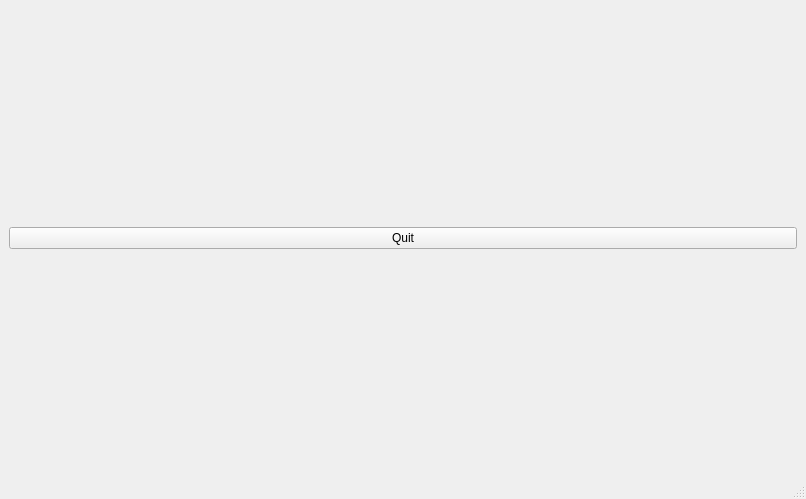
The window that from_scratch/mainwindow.ui (AxelBruyere/4A_cpp) describes before a commit, drawn with Qt 5.
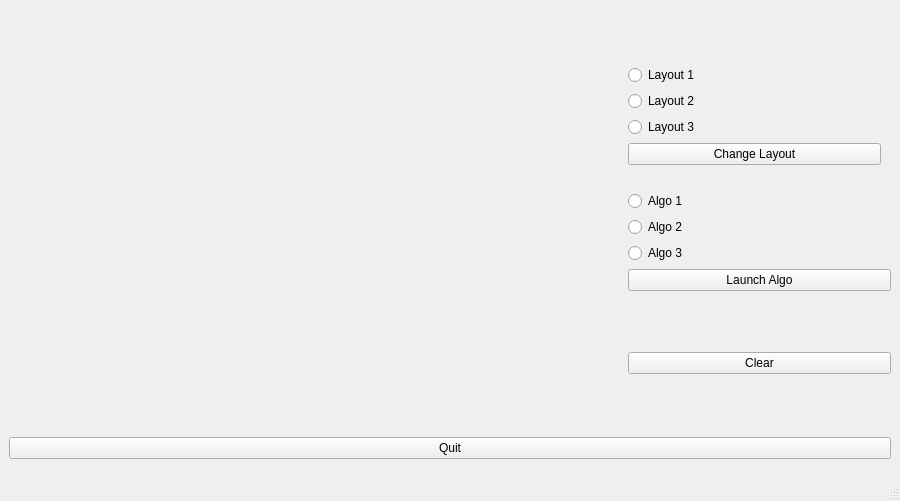
The same window after the commit.

```diff
--- a/from_scratch/mainwindow.ui
+++ b/from_scratch/mainwindow.ui
@@ -6,25 +6,135 @@
    <rect>
     <x>0</x>
     <y>0</y>
-    <width>806</width>
-    <height>499</height>
+    <width>900</width>
+    <height>501</height>
    </rect>
   </property>
   <property name="windowTitle">
    <string>MainWindow</string>
   </property>
   <widget class="QWidget" name="centralwidget">
-   <layout class="QGridLayout" name="gridLayout">
-    <item row="0" column="0">
-     <layout class="QVBoxLayout" name="layout_scene"/>
-    </item>
-    <item row="1" column="0">
+   <property name="minimumSize">
+    <size>
+     <width>900</width>
+     <height>450</height>
+    </size>
+   </property>
+   <property name="autoFillBackground">
+    <bool>false</bool>
+   </property>
+   <layout class="QGridLayout" name="gridLayout" columnstretch="7,3" rowminimumheight="400,3">
+    <property name="sizeConstraint">
+     <enum>QLayout::SetDefaultConstraint</enum>
+    </property>
+    <item row="1" column="0" colspan="2">
      <widget class="QPushButton" name="quit">
       <property name="text">
        <string>Quit</string>
       </property>
      </widget>
     </item>
+    <item row="0" column="0">
+     <layout class="QVBoxLayout" name="layout_scene">
+      <property name="sizeConstraint">
+       <enum>QLayout::SetDefaultConstraint</enum>
+      </property>
+     </layout>
+    </item>
+    <item row="0" column="1">
+     <layout class="QVBoxLayout" name="layout_rightside">
+      <property name="sizeConstraint">
+       <enum>QLayout::SetDefaultConstraint</enum>
+      </property>
+      <item>
+       <layout class="QVBoxLayout" name="verticalLayout">
+        <item>
+         <layout class="QGridLayout" name="gridLayout_2">
+          <property name="rightMargin">
+           <number>10</number>
+          </property>
+          <property name="bottomMargin">
+           <number>10</number>
+          </property>
+          <item row="0" column="0">
+           <widget class="QRadioButton" name="radioButton_lay1">
+            <property name="text">
+             <string>Layout 1</string>
+            </property>
+           </widget>
+          </item>
+          <item row="1" column="0">
+           <widget class="QRadioButton" name="radioButton_lay2">
+            <property name="text">
+             <string>Layout 2</string>
+            </property>
+           </widget>
+          </item>
+          <item row="3" column="0">
+           <widget class="QPushButton" name="pushButton_lay">
+            <property name="text">
+             <string>Change Layout</string>
+            </property>
+           </widget>
+          </item>
+          <item row="2" column="0">
+           <widget class="QRadioButton" name="radioButton_lay3">
+            <property name="text">
+             <string>Layout 3</string>
+            </property>
+           </widget>
+          </item>
+         </layout>
+        </item>
+        <item>
+         <layout class="QGridLayout" name="gridLayout_3">
+          <property name="topMargin">
+           <number>10</number>
+          </property>
+          <property name="bottomMargin">
+           <number>10</number>
+          </property>
+          <item row="2" column="0">
+           <widget class="QRadioButton" name="radioButton_algo3">
+            <property name="text">
+             <string>Algo 3</string>
+            </property>
+           </widget>
+          </item>
+          <item row="1" column="0">
+           <widget class="QRadioButton" name="radioButton_algo2">
+            <property name="text">
+             <string>Algo 2</string>
+            </property>
+           </widget>
+          </item>
+          <item row="0" column="0">
+           <widget class="QRadioButton" name="radioButton_algo1">
+            <property name="text">
+             <string>Algo 1</string>
+            </property>
+           </widget>
+          </item>
+          <item row="3" column="0">
+           <widget class="QPushButton" name="pushButton_algo">
+            <property name="text">
+             <string>Launch Algo</string>
+            </property>
+           </widget>
+          </item>
+         </layout>
+        </item>
+       </layout>
+      </item>
+      <item>
+       <widget class="QPushButton" name="clear">
+        <property name="text">
+         <string>Clear</string>
+        </property>
+       </widget>
+      </item>
+     </layout>
+    </item>
    </layout>
   </widget>
   <widget class="QMenuBar" name="menubar">
```
Left out of the diff: 4 changed lines with no effect on the pictures.
